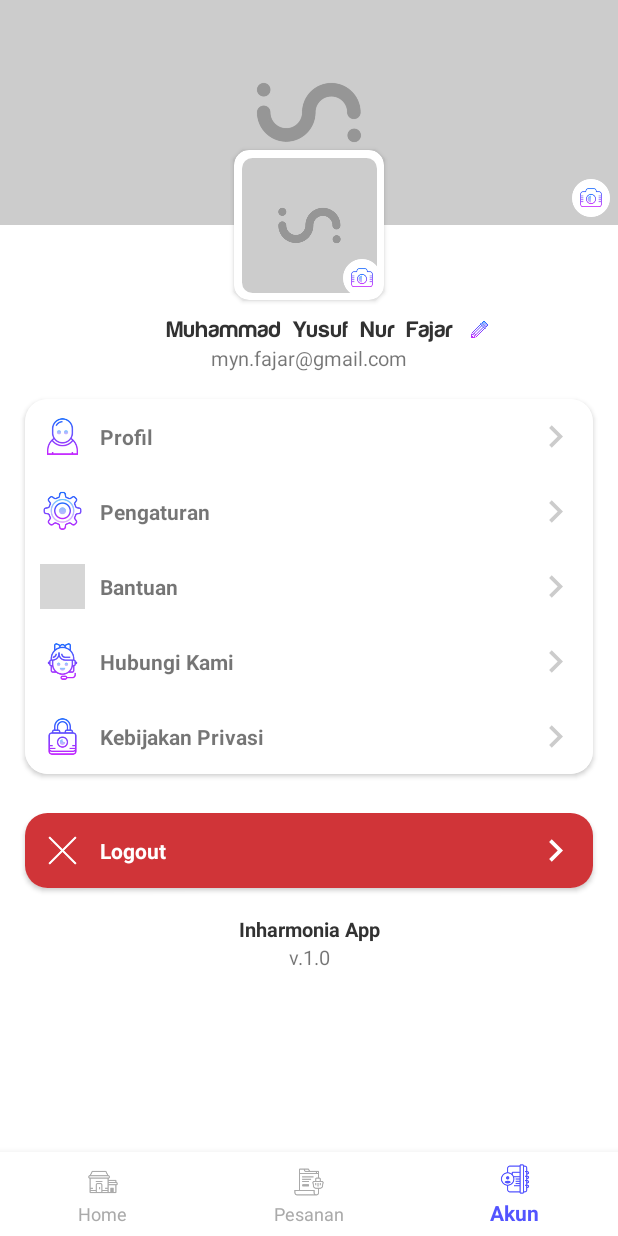
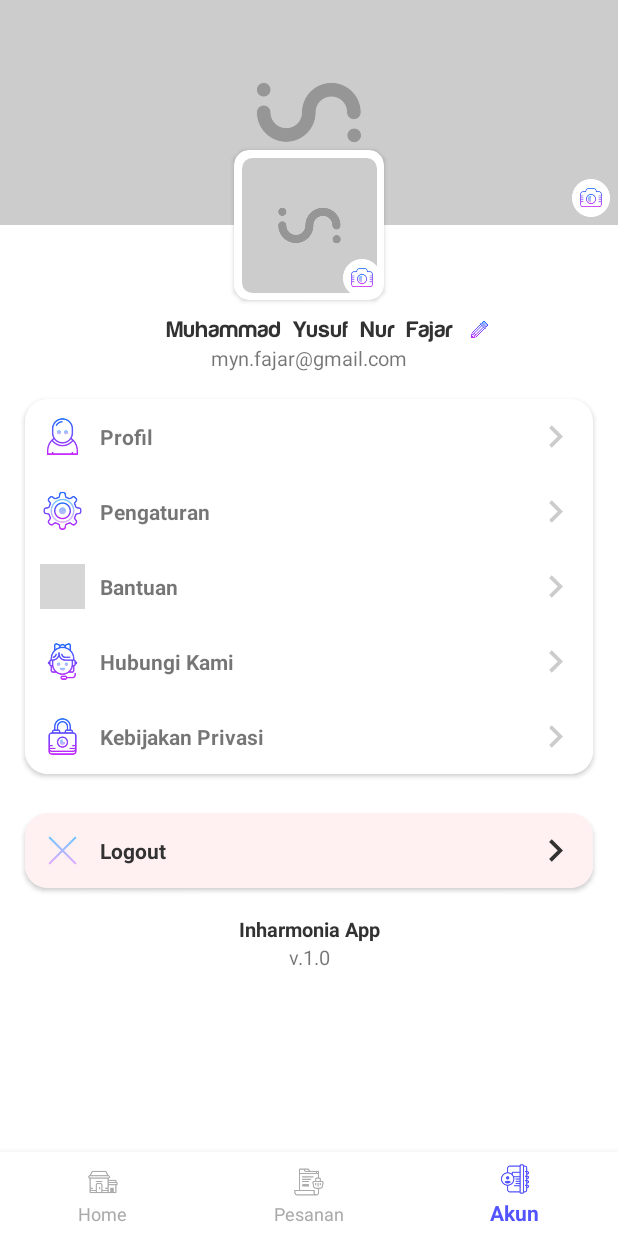
Before and after one commit to jar00t/Inharmonia, an Android app: the screen it shows after launch (MainActivity), item 3 of the bottom bar chosen, on a phone screen of 412 x 824 dp. Run offline under Robolectric (Android 15) with nearby library versions, the phone set to English and light mode, and no system bars; libraries missing offline, so code that uses them is left out: com.synnapps.carouselview; 3 statements that could not run were skipped; grey boxes are pictures that could not be loaded.

Commit message:
first commit

```diff
--- a/app/build.gradle
+++ b/app/build.gradle
@@ -26,6 +26,7 @@ dependencies {
     implementation 'com.android.support:recyclerview-v7:28.0.0'
     implementation 'com.android.support:cardview-v7:28.0.0'
     implementation 'com.android.support:support-v4:28.0.0'
+    implementation 'com.synnapps:carouselview:0.1.4'
     testImplementation 'junit:junit:4.12'
     androidTestImplementation 'com.android.support.test:runner:1.0.2'
     androidTestImplementation 'com.android.support.test.espresso:espresso-core:3.0.2'
--- a/app/src/main/java/id/inharmonia/app/Home/HomeFragment.java
+++ b/app/src/main/java/id/inharmonia/app/Home/HomeFragment.java
@@ -1,6 +1,7 @@
 package id.inharmonia.app.Home;
 
 import android.content.Intent;
+import android.graphics.Typeface;
 import android.os.Bundle;
 import android.support.annotation.NonNull;
 import android.support.v4.app.Fragment;
@@ -10,6 +11,11 @@ import android.view.LayoutInflater;
 import android.view.View;
 import android.view.ViewGroup;
 import android.widget.ImageButton;
+import android.widget.ImageView;
+import android.widget.TextView;
+
+import com.synnapps.carouselview.CarouselView;
+import com.synnapps.carouselview.ImageListener;
 
 import java.util.ArrayList;
 import java.util.List;
@@ -23,6 +29,10 @@ public class HomeFragment extends Fragment {
     List<MainMenu> mMenuList;
     MainMenu mMenuItem;
     ImageButton mSearchOpener;
+    TextView mTypeListTitle;
+
+    CarouselView mPromoSlider;
+    int[] sampleImages = {R.drawable.in_blank_landscape, R.drawable.in_blank_landscape, R.drawable.in_blank_landscape, R.drawable.in_blank_landscape, R.drawable.in_blank_landscape};
 
     public HomeFragment() {}
 
@@ -47,9 +57,18 @@ public class HomeFragment extends Fragment {
             }
         });
 
+        mPromoSlider = view.findViewById(R.id.clPromoSlide);
+        mPromoSlider.setPageCount(sampleImages.length);
+        mPromoSlider.setImageListener(imageListener);
+
+        Typeface harabara_mais_font = Typeface.createFromAsset(getContext().getApplicationContext().getAssets(),  "fonts/harabara-mais.ttf");
+
+        mTypeListTitle = view.findViewById(R.id.tvTypeListTitle);
+        mTypeListTitle.setTypeface(harabara_mais_font);
+
         mRecyclerView = view.findViewById(R.id.rv_menu_list);
         mRecyclerView.setFocusable(false);
-        GridLayoutManager mGridLayoutManager = new GridLayoutManager(getActivity(), 3);
+        GridLayoutManager mGridLayoutManager = new GridLayoutManager(getActivity(), 4);
         mRecyclerView.setLayoutManager(mGridLayoutManager);
 
         mMenuList = new ArrayList<>();
@@ -68,8 +87,6 @@ public class HomeFragment extends Fragment {
         mMenuList.add(mMenuItem);
         mMenuItem = new MainMenu("Kartu Nama", R.drawable.in_blank_square);
         mMenuList.add(mMenuItem);
-        mMenuItem = new MainMenu("Sticker", R.drawable.in_blank_square);
-        mMenuList.add(mMenuItem);
         mMenuItem = new MainMenu("Lainnya", R.drawable.in_more_square);
         mMenuList.add(mMenuItem);
 
@@ -79,4 +96,11 @@ public class HomeFragment extends Fragment {
         return view;
     }
 
+    ImageListener imageListener = new ImageListener() {
+        @Override
+        public void setImageForPosition(int position, ImageView imageView) {
+            imageView.setImageResource(sampleImages[position]);
+        }
+    };
+
 }
--- a/app/src/main/java/id/inharmonia/app/Home/MainMenuAdapter.java
+++ b/app/src/main/java/id/inharmonia/app/Home/MainMenuAdapter.java
@@ -90,9 +90,6 @@ public class MainMenuAdapter extends RecyclerView.Adapter<MainMenuAdapter.MenuVi
                             intent = new Intent(itemView.getContext(), OrderNewActivity.class);
                             break;
                         case 7 :
-                            intent = new Intent(itemView.getContext(), OrderNewActivity.class);
-                            break;
-                        case 8 :
                             intent = new Intent(itemView.getContext(), OrderTypeActivity.class);
                             break;
                     }
--- a/app/src/main/res/layout/fragment_account.xml
+++ b/app/src/main/res/layout/fragment_account.xml
@@ -172,7 +172,7 @@
                     <RelativeLayout
                         android:layout_width="match_parent"
                         android:layout_height="match_parent"
-                        android:background="@color/colorRed"
+                        android:background="@color/colorLightRed"
                         android:orientation="horizontal"
                         android:padding="10dp">
 
@@ -186,7 +186,6 @@
                                 android:layout_width="30dp"
                                 android:layout_height="30dp"
                                 android:src="@drawable/in_ic_close"
-                                android:tint="@color/colorWhite"
                                 android:contentDescription="@string/logout_menu_link" />
 
                             <TextView
@@ -194,7 +193,7 @@
                                 android:layout_height="30dp"
                                 android:gravity="center_vertical"
                                 android:textStyle="bold"
-                                android:textColor="@color/colorWhite"
+                                android:textColor="@color/colorDarkGrey"
                                 android:layout_marginStart="10dp"
                                 android:text="@string/logout"/>
 
@@ -203,7 +202,7 @@
                         <ImageView
                             android:layout_width="30dp"
                             android:layout_height="30dp"
-                            android:tint="@color/colorWhite"
+                            android:tint="@color/colorDarkGrey"
                             android:src="@drawable/ic_chevron_right_black_24dp"
                             android:layout_alignParentEnd="true"
                             android:contentDescription="@string/next_icon"/>
--- a/app/src/main/res/layout/rv_menu_item_row.xml
+++ b/app/src/main/res/layout/rv_menu_item_row.xml
@@ -11,7 +11,6 @@
         android:layout_height="wrap_content"
         android:layout_gravity="center"
         app:cardElevation="2dp"
-        android:layout_margin="1dp"
         app:cardUseCompatPadding="true"
         app:cardCornerRadius="15dp"
         android:foreground="?android:attr/selectableItemBackground"
@@ -39,7 +38,7 @@
                 android:layout_marginTop="5dp"
                 android:textColor="@color/colorDarkGrey"
                 android:layout_marginBottom="5dp"
-                android:textSize="6pt"
+                android:textSize="5pt"
                 android:text="" />
 
         </LinearLayout>
--- a/app/src/main/res/values/colors.xml
+++ b/app/src/main/res/values/colors.xml
@@ -9,4 +9,5 @@
     <color name="colorDarkGrey">#323232</color>
     <color name="colorRed">#D03438</color>
     <color name="colorPurple">#5354FF</color>
+    <color name="colorLightRed">#FFF1F2</color>
 </resources>
--- a/app/src/main/res/values/strings.xml
+++ b/app/src/main/res/values/strings.xml
@@ -36,4 +36,5 @@
     <string name="user_picture">User Picture</string>
     <string name="inharmonia_app">Inharmonia App</string>
     <string name="app_version">v.1.0</string>
+    <string name="cetak_apa_aja_gak_pake_repot">Cetak apa aja gak pake repot!</string>
 </resources>
```
Also changed, not shown: app/src/main/res/layout/fragment_home.xml (+39 -0 lines), app/src/main/res/drawable/in_blank_landscape.jpg (added), 471 other files.
